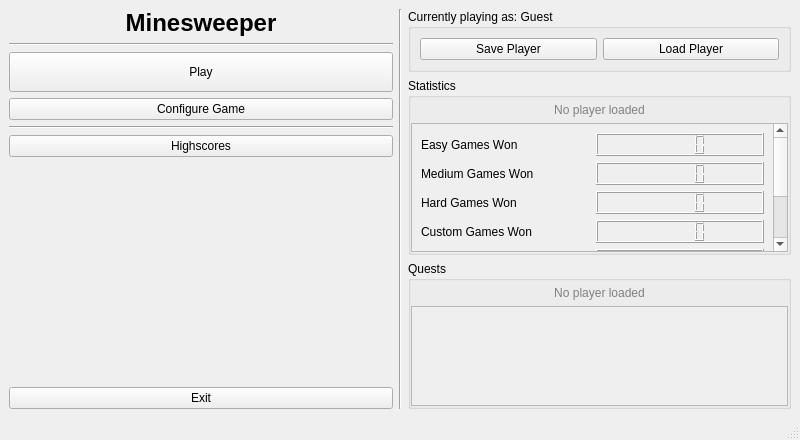
This is src/ui/menuwindow.ui in anton-fischer/cpp-minesweeper as Qt 5 draws it before an edit. The edited form follows.
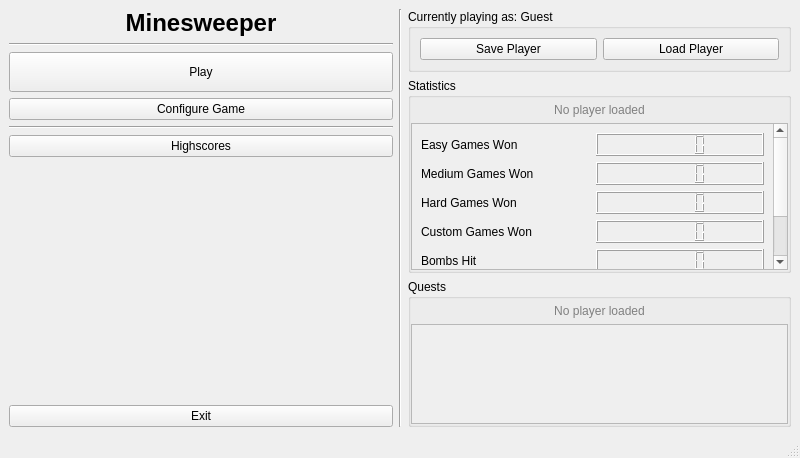
This is the edited form.

Patch:
```diff
--- a/src/ui/menuwindow.ui
+++ b/src/ui/menuwindow.ui
@@ -7,7 +7,7 @@
     <x>0</x>
     <y>0</y>
     <width>800</width>
-    <height>440</height>
+    <height>458</height>
    </rect>
   </property>
   <property name="windowTitle">
```
Left out of the diff: 6 changed lines with no effect on the pictures.
